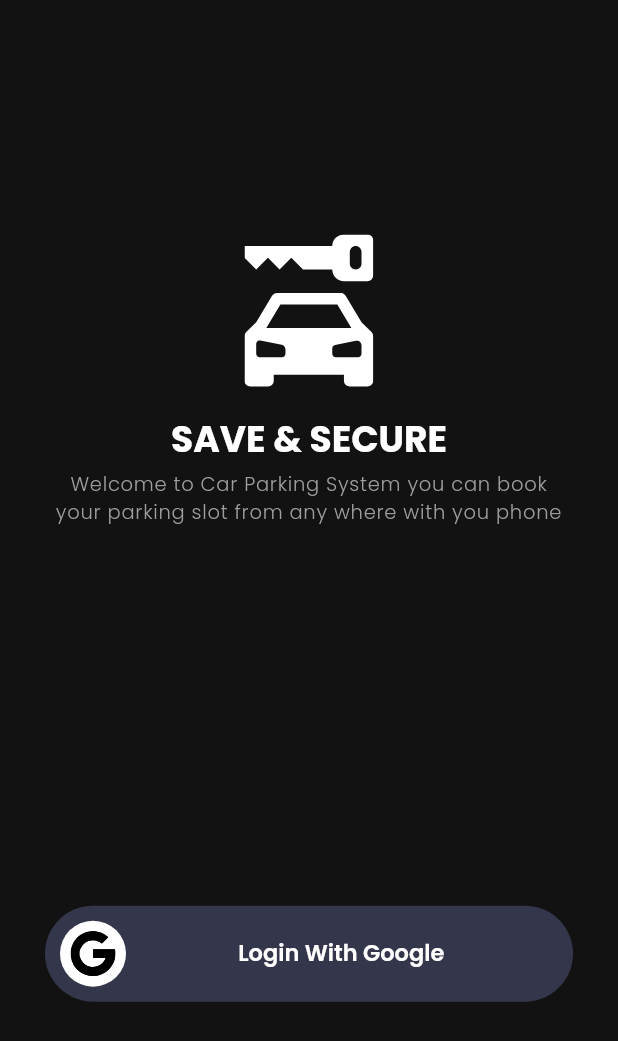
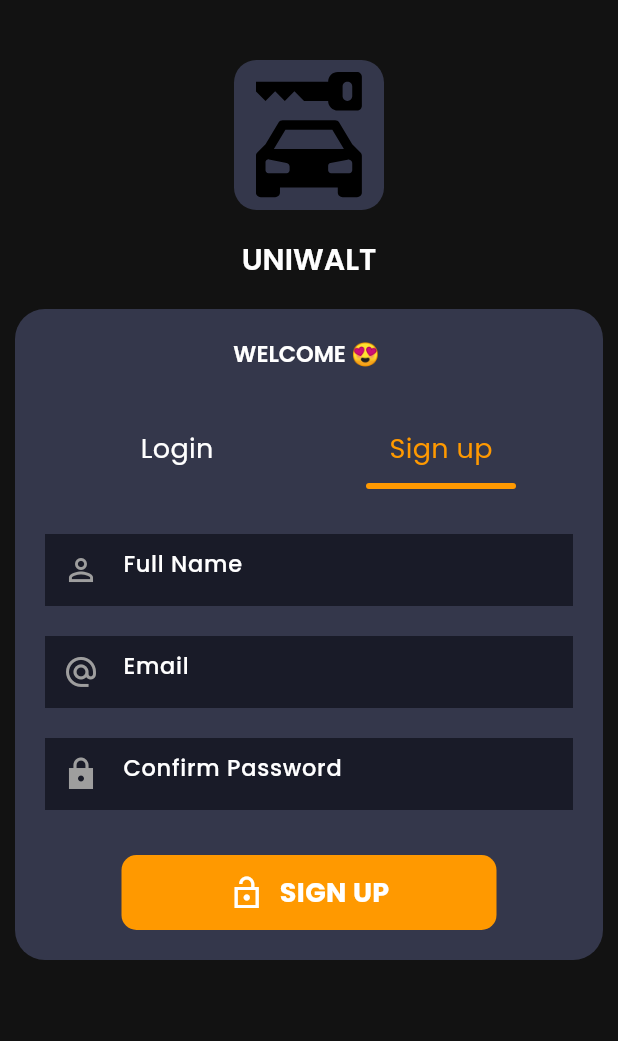
Before and after one commit to MrNitishroy/Car-Parking-System, a Flutter app: the screen it shows after launch, on a phone screen of 412 x 824 dp. Shown: the top 1041 px of the screen. Run offline on Flutter 3.47's test engine with Material 3 defaults, Android fonts, the phone set to English and light mode, and no system bars; our stand-ins replace firebase_auth, firebase_core, flutter_svg, fluttertoast, get, google_sign_in and 2 more; missing offline and left inert: another_dashed_container; accounts and stored records are empty.

Commit message:
login Complted

```diff
--- a/lib/Controller/AuthController.dart
+++ b/lib/Controller/AuthController.dart
@@ -1,4 +1,5 @@
 import 'package:firebase_auth/firebase_auth.dart';
+import 'package:flutter/material.dart';
 import 'package:get/get.dart';
 import 'package:google_sign_in/google_sign_in.dart';
 
@@ -6,22 +7,41 @@ import '../Pages/Home/HomePage.dart';
 
 class AuthController extends GetxController {
   RxBool isLoading = false.obs;
+  RxBool isLogin = false.obs;
   final auth = FirebaseAuth.instance;
-
+  TextEditingController loginEmail = TextEditingController();
+  TextEditingController loginPwd = TextEditingController();
+  TextEditingController signupEmail = TextEditingController();
+  TextEditingController signupName = TextEditingController();
+  TextEditingController signupPwd = TextEditingController();
   final GoogleSignIn _googleSignIn = GoogleSignIn();
 
-  Future<void> signInWithGoogle() async {
+  Future<void> loginWithEmailPassword() async {
     isLoading.value = true;
-    final GoogleSignInAccount? googleUser = await GoogleSignIn().signIn();
-    final GoogleSignInAuthentication? googleAuth =
-        await googleUser?.authentication;
-    final credential = GoogleAuthProvider.credential(
-      accessToken: googleAuth?.accessToken,
-      idToken: googleAuth?.idToken,
+    await auth.signInWithEmailAndPassword(
+        email: loginEmail.text, password: loginPwd.text);
+    Get.offAll(
+      HomePage(),
+      transition: Transition.fadeIn,
     );
-    await FirebaseAuth.instance.signInWithCredential(credential);
-    Get.offAll(HomePage(), transition: Transition.fadeIn);
-    print(auth.currentUser?.displayName);
     isLoading.value = false;
   }
+
+  Future<void> signUpWithEmailPassword() async {
+    isLoading.value = true;
+    await auth.createUserWithEmailAndPassword(
+      email: signupEmail.text,
+      password: signupPwd.text,
+    );
+    Get.offAll(
+      HomePage(),
+      transition: Transition.fadeIn,
+    );
+    isLoading.value = false;
+  }
+
+  Future<void> signOutGoogle() async {
+    await _googleSignIn.signOut();
+    print("User Signed Out");
+  }
 }
--- a/lib/Pages/Auth/LoginPage.dart
+++ b/lib/Pages/Auth/LoginPage.dart
@@ -1,97 +1,168 @@
-import 'package:car_parking_system/Controller/AuthController.dart';
-import 'package:car_parking_system/Pages/Home/HomePage.dart';
 import 'package:flutter/material.dart';
 import 'package:flutter_svg/flutter_svg.dart';
 import 'package:get/get.dart';
-import '../../Controller/ThemeController.dart';
-
+import '../../Controller/AuthController.dart';
+import 'LoginWidget.dart';
+import 'SignUpWidget.dart';
 class LoginPage extends StatelessWidget {
   const LoginPage({super.key});
 
   @override
   Widget build(BuildContext context) {
     AuthController authController = Get.put(AuthController());
-    ThemeController themeController = Get.put(ThemeController());
     return Scaffold(
       body: SafeArea(
         child: Padding(
-          padding: const EdgeInsets.all(30),
+          padding: const EdgeInsets.all(10),
+          child: SingleChildScrollView(
+            child: Column(children: [
+              const SizedBox(height: 30),
+              Column(
+                mainAxisAlignment: MainAxisAlignment.center,
+                children: [
+                  Container(
+                    padding: const EdgeInsets.all(8),
+                    width: 100,
+                    height: 100,
+                    decoration: BoxDecoration(
+                      color: Theme.of(context).colorScheme.primaryContainer,
+                      borderRadius: BorderRadius.circular(15),
+                    ),
+                    child: SvgPicture.asset("Assets/Icons/logo.svg",width: 100,),
+                  ),
+                  SizedBox(height: 20),
+                   Text(
+                    "UNIWALT",
+                  style:Theme.of(context).textTheme.headlineMedium
+                  )
+                ],
+              ),
+              const SizedBox(height: 20),
+              AnimatedContainer(
+                duration: const Duration(seconds: 1),
+                padding: const EdgeInsets.all(20),
+                decoration: BoxDecoration(
+                  color: Theme.of(context).colorScheme.primaryContainer,
+                  borderRadius: BorderRadius.circular(20),
+                ),
+                child: Row(
+                  children: [
+                    Expanded(
                         child: Column(
-              mainAxisAlignment: MainAxisAlignment.spaceAround,
-              children: [
-                Column(
                       children: [
                          Row(
                           mainAxisAlignment: MainAxisAlignment.center,
                           children: [
-                        SvgPicture.asset(
-                          "Assets/Icons/logo.svg",
-                          color: Theme.of(context).colorScheme.onBackground,
+                            Text(
+                              "WELCOME 😍 ",
+                              style:Theme.of(context).textTheme.headlineSmall
+                            )
+                          ],
+                        ),
+                        SizedBox(height: 30),
+                        Row(
+                          children: [
+                            Expanded(
+                              child: InkWell(
+                                  onTap: () {
+                                    authController.isLogin.value = true;
+                                  },
+                                  child: Obx(
+                                    () => Container(
+                                        padding: EdgeInsets.all(10),
+                                        child: Column(
+                                          children: [
+                                            Text("Login",
+                                                style: TextStyle(
+                                                    fontSize: 18,
+                                                    color: authController
+                                                            .isLogin.value
+                                                        ? Theme.of(context)
+                                                            .colorScheme
+                                                            .primary
+                                                        : Theme.of(context)
+                                                            .colorScheme
+                                                            .onBackground)),
+                                            const SizedBox(height: 10),
+                                            AnimatedContainer(
+                                              decoration: BoxDecoration(
+                                                borderRadius:
+                                                    BorderRadius.circular(20),
+                                                color: Theme.of(context)
+                                                    .colorScheme
+                                                    .primary,
+                                              ),
+                                              duration: const Duration(
+                                                  milliseconds: 200),
+                                              height: 4,
+                                              width:
+                                                  authController.isLogin.value
+                                                      ? 100
+                                                      : 0,
+                                            )
+                                          ],
+                                        )),
+                                  )),
+                            ),
+                            Expanded(
+                              child: InkWell(
+                                onTap: () {
+                                  authController.isLogin.value = false;
+                                },
+                                child: Obx(
+                                  () => Container(
+                                    padding: EdgeInsets.all(10),
+                                    child: Column(
+                                      children: [
+                                        Text(
+                                          "Sign up",
+                                          style: TextStyle(
+                                              fontSize: 18,
+                                              color:
+                                                  authController.isLogin.value
+                                                      ? Theme.of(context)
+                                                          .colorScheme
+                                                          .onBackground
+                                                      : Theme.of(context)
+                                                          .colorScheme
+                                                          .primary),
+                                        ),
+                                        SizedBox(height: 10),
+                                        AnimatedContainer(
+                                          decoration: BoxDecoration(
+                                            borderRadius:
+                                                BorderRadius.circular(20),
+                                            color: Theme.of(context)
+                                                .colorScheme
+                                                .primary,
+                                          ),
+                                          duration: Duration(milliseconds: 200),
+                                          height: 4,
+                                          width: authController.isLogin.value
+                                              ? 0
+                                              : 100,
+                                        )
+                                      ],
+                                    ),
+                                  ),
+                                ),
+                              ),
                             ),
                           ],
                         ),
-                    SizedBox(height: 20),
-                    Row(
-                      mainAxisAlignment: MainAxisAlignment.center,
-                      children: [
-                        Text("SAVE & SECURE",
-                            style: Theme.of(context).textTheme.headlineLarge),
+                        const SizedBox(height: 20),
+                        Obx(() => authController.isLogin.value
+                            ? LoginForm()
+                            : SignupForm())
                       ],
-                    ),
-                    SizedBox(height: 5),
-                    Row(
-                      mainAxisAlignment: MainAxisAlignment.center,
-                      children: [
-                        Flexible(
-                            child: Text(
-                          "Welcome to Car Parking System you can book your parking slot from any where with you phone",
-                          textAlign: TextAlign.center,
-                          style: Theme.of(context).textTheme.labelSmall,
-                        )),
-                      ],
-                    ),
-                  ],
-                ),
-                Container(
-                    padding: EdgeInsets.all(10),
-                    decoration: BoxDecoration(
-                      color: Theme.of(context).colorScheme.primaryContainer,
-                      borderRadius: BorderRadius.circular(100),
-                    ),
-                    child: Obx(
-                      () => authController.isLoading.value
-                          ? CircularProgressIndicator()
-                          : InkWell(
-                              onTap: () {
-                              authController.signInWithGoogle();
-                              },
-                              child: Row(
-                                mainAxisAlignment:
-                                    MainAxisAlignment.spaceBetween,
-                                children: [
-                                  Container(
-                                    padding: EdgeInsets.all(7),
-                                    decoration: BoxDecoration(
-                                      color: Colors.white,
-                                      borderRadius: BorderRadius.circular(100),
-                                    ),
-                                    child: SvgPicture.asset(
-                                      "Assets/Icons/google.svg",
-                                      width: 30,
-                                    ),
-                                  ),
-                                  Text(
-                                    "Login With Google",
-                                    style: Theme.of(context)
-                                        .textTheme
-                                        .headlineSmall,
-                                  ),
-                                  SizedBox(width: 1)
+                    ))
                   ],
                 ),
               ),
-                    ))
+              SizedBox(height: 50),
+
             ]),
+          ),
         ),
       ),
     );
--- /dev/null
+++ b/lib/Pages/Auth/SignUpWidget.dart
@@ -0,0 +1,86 @@
+import 'package:flutter/material.dart';
+import 'package:flutter_svg/svg.dart';
+import 'package:get/get.dart';
+import '../../Controller/AuthController.dart';
+
+class SignupForm extends StatelessWidget {
+  const SignupForm({super.key});
+
+  @override
+  Widget build(BuildContext context) {
+    AuthController authController = Get.put(AuthController());
+    return Column(
+      children: [
+        TextField(
+          controller: authController.signupName,
+          textInputAction: TextInputAction.next,
+          decoration: const InputDecoration(
+            helperStyle: TextStyle(color: Colors.red),
+            hintText: "Full Name",
+            prefixIcon: Icon(
+              Icons.person_outline_sharp,
+            ),
+          ),
+        ),
+        SizedBox(height: 20),
+        TextField(
+          controller: authController.signupEmail,
+          textInputAction: TextInputAction.next,
+          decoration: const InputDecoration(
+              hintText: "Email",
+              prefixIcon: Icon(
+                Icons.alternate_email_outlined,
+              )),
+        ),
+        const SizedBox(height: 20),
+        // const SizedBox(height: 10),
+        TextFormField(
+          controller: authController.signupPwd,
+          onFieldSubmitted: (s) {},
+          decoration: const InputDecoration(
+              hintText: "Confirm Password",
+              prefixIcon: Icon(
+                Icons.lock_sharp,
+              )),
+        ),
+
+        const SizedBox(height: 30),
+        Obx(() => authController.isLoading.value
+            ? Container(
+                height: 50,
+                width: 50,
+                child: const CircularProgressIndicator(),
+              )
+            : InkWell(
+                onTap: () {
+                  authController.signUpWithEmailPassword();
+                },
+                child: Container(
+                  width: 250,
+                  height: 50,
+                  decoration: BoxDecoration(
+                      borderRadius: BorderRadius.circular(10),
+                      color: Theme.of(context).colorScheme.primary),
+                  child: Row(
+                    mainAxisAlignment: MainAxisAlignment.center,
+                    children: [
+                      Icon(
+                        Icons.lock_open_sharp,
+                        color: Colors.white,
+                      ),
+                      const SizedBox(
+                        width: 10,
+                      ),
+                      const Text(
+                        "SIGN UP",
+                        style: TextStyle(
+                            fontSize: 18, fontWeight: FontWeight.bold),
+                      )
+                    ],
+                  ),
+                ),
+              )),
+      ],
+    );
+  }
+}
--- a/lib/main.dart
+++ b/lib/main.dart
@@ -1,11 +1,9 @@
-import 'package:car_parking_system/Pages/Auth/LoginPage.dart';
 import 'package:car_parking_system/Pages/SplaceScreen/SplaceScreen.dart';
 import 'package:car_parking_system/firebase_options.dart';
 import 'package:firebase_core/firebase_core.dart';
 import 'package:flutter/material.dart';
 import 'package:fluttertoast/fluttertoast.dart';
 import 'package:get/get.dart';
-
 import 'Config/myTheme.dart';
 
 void main() async{
```
Also changed, not shown: lib/Controller/SplaceController.dart (+7 -5 lines), lib/Pages/Auth/LoginWidget.dart (added, +85 -0 lines), lib/Pages/ProfilePage/ProfilePage.dart (+4 -3 lines), 2 other files. Lines whose indentation alone changed are shown as unchanged.
